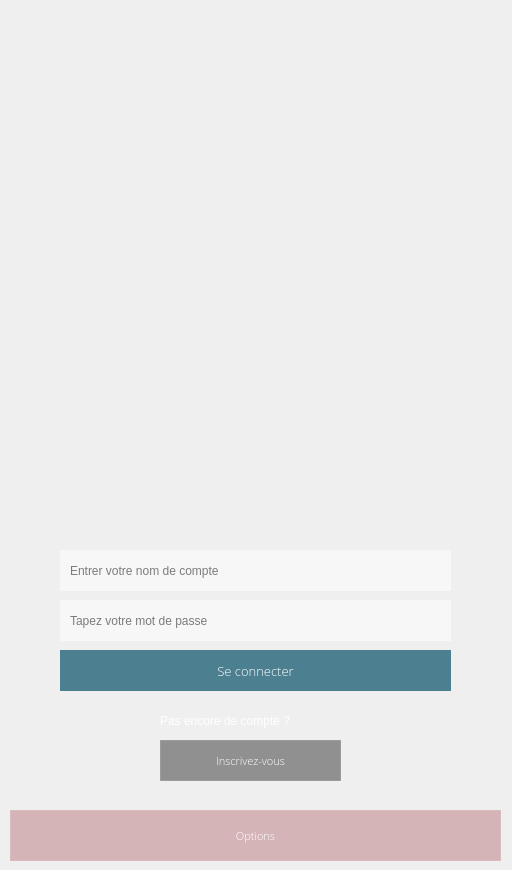
Qt form Babel/client/forms/BabelFlyer.ui (gvsurenderreddy/Babel-VOIP) before a commit.
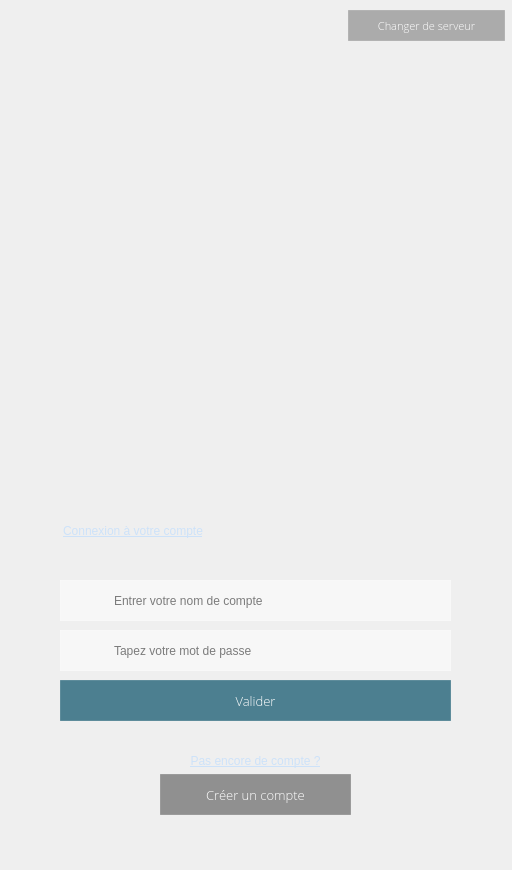
The same form after that commit. Icons and pictures are not drawn.

```diff
--- a/Babel/client/forms/BabelFlyer.ui
+++ b/Babel/client/forms/BabelFlyer.ui
@@ -35,18 +35,18 @@
    <property name="geometry">
     <rect>
      <x>60</x>
-     <y>550</y>
+     <y>580</y>
      <width>391</width>
      <height>41</height>
     </rect>
    </property>
    <property name="styleSheet">
     <string notr="true">background: none;
-border: none;
+border: 1px solid rgba(255, 255, 255, 0.1);
 background-color: rgba(255, 255, 255, 128);
 color: rgb(0, 0, 0);
-font: 10pt &quot;Open Sans Light&quot;;
-padding: 8px;
+font: 9pt &quot;Open Sans Light&quot;;
+padding: 8px 8px 8px 51px;
 </string>
    </property>
    <property name="placeholderText">
@@ -57,18 +57,18 @@
    <property name="geometry">
     <rect>
      <x>60</x>
-     <y>600</y>
+     <y>630</y>
      <width>391</width>
      <height>41</height>
     </rect>
    </property>
    <property name="styleSheet">
     <string notr="true">background: none;
-border: none;
+border: 1px solid rgba(255, 255, 255, 0.1);
 background-color: rgba(255, 255, 255, 128);
 color: #000;
-font: 10pt &quot;Open Sans Light&quot;;
-padding: 8px;
+font: 9pt &quot;Open Sans Light&quot;;
+padding: 8px 8px 8px 51px;
       </string>
    </property>
    <property name="placeholderText">
@@ -79,7 +79,7 @@
    <property name="geometry">
     <rect>
      <x>60</x>
-     <y>650</y>
+     <y>680</y>
      <width>391</width>
      <height>41</height>
     </rect>
@@ -113,18 +113,18 @@
 background-color: #4c7f90;
 color: rgb(255, 255, 255);
 font: 10pt &quot;Open Sans Light&quot;;
-border-style: outset;</string>
+border: 1px solid rgba(255, 255, 255, 0.1);</string>
    </property>
    <property name="text">
-    <string>Se connecter</string>
+    <string>Valider</string>
    </property>
   </widget>
   <widget class="QPushButton" name="signup">
    <property name="geometry">
     <rect>
      <x>160</x>
-     <y>740</y>
-     <width>181</width>
+     <y>774</y>
+     <width>191</width>
      <height>41</height>
     </rect>
    </property>
@@ -137,7 +137,7 @@
    <property name="font">
     <font>
      <family>Open Sans Light</family>
-     <pointsize>8</pointsize>
+     <pointsize>10</pointsize>
      <weight>50</weight>
      <italic>false</italic>
      <bold>false</bold>
@@ -162,16 +162,16 @@
 </string>
    </property>
    <property name="text">
-    <string>Inscrivez-vous</string>
+    <string>Créer un compte</string>
    </property>
   </widget>
   <widget class="QPushButton" name="settings">
    <property name="geometry">
     <rect>
-     <x>10</x>
-     <y>810</y>
-     <width>491</width>
-     <height>51</height>
+     <x>348</x>
+     <y>10</y>
+     <width>157</width>
+     <height>31</height>
     </rect>
    </property>
    <property name="font">
@@ -192,34 +192,99 @@
    <property name="styleSheet">
     <string notr="true">background: none;
 border: 1px solid rgba(255, 255, 255, 0.1);
-background-color: rgba(187, 120, 128, 0.5);
+background-color: rgba(10, 10, 10, 0.3);
 color: rgb(255, 255, 255);
 font: 8pt &quot;Open Sans Light&quot;;
       </string>
    </property>
    <property name="text">
-    <string>Options</string>
+    <string>Changer de serveur</string>
    </property>
   </widget>
   <widget class="QLabel" name="label">
    <property name="geometry">
     <rect>
-     <x>160</x>
-     <y>710</y>
-     <width>191</width>
-     <height>21</height>
+     <x>70</x>
+     <y>580</y>
+     <width>31</width>
+     <height>41</height>
     </rect>
    </property>
    <property name="styleSheet">
+    <string notr="true">background: none;</string>
+   </property>
+   <property name="text">
+    <string/>
+   </property>
+   <property name="pixmap">
+    <pixmap resource="../resources/BabelMainWindow.qrc">:/login.png</pixmap>
+   </property>
+  </widget>
+  <widget class="QLabel" name="PasswordIcone">
+   <property name="geometry">
+    <rect>
+     <x>70</x>
+     <y>630</y>
+     <width>31</width>
+     <height>41</height>
+    </rect>
+   </property>
+   <property name="styleSheet">
+    <string notr="true">background: none;</string>
+   </property>
+   <property name="text">
+    <string/>
+   </property>
+   <property name="pixmap">
+    <pixmap resource="../resources/BabelMainWindow.qrc">:/password.png</pixmap>
+   </property>
+  </widget>
+  <widget class="QLabel" name="title">
+   <property name="geometry">
+    <rect>
+     <x>60</x>
+     <y>510</y>
+     <width>391</width>
+     <height>41</height>
+    </rect>
+   </property>
+   <property name="styleSheet">
     <string notr="true">background: none;
-border: 0;
-color: rgb(255, 255, 255);
-font: 10pt &quot;Open Sans Light&quot;;
-      </string>
+color: #cde2f9;
+font: 16pt &quot;Open Sans Light&quot;;
+text-transform:uppercase;
+padding:6px 0;
+text-decoration:underline;</string>
+   </property>
+   <property name="text">
+    <string>Connexion à votre compte</string>
+   </property>
+   <property name="alignment">
+    <set>Qt::AlignLeading|Qt::AlignLeft|Qt::AlignVCenter</set>
+   </property>
+  </widget>
+  <widget class="QLabel" name="labelRegister">
+   <property name="geometry">
+    <rect>
+     <x>0</x>
+     <y>740</y>
+     <width>511</width>
+     <height>41</height>
+    </rect>
+   </property>
+   <property name="styleSheet">
+    <string notr="true">background: none;
+color: #cde2f9;
+font: 9pt &quot;Open Sans Light&quot;;
+padding:6px 0;
+text-decoration:underline;</string>
    </property>
    <property name="text">
     <string>Pas encore de compte ?</string>
    </property>
+   <property name="alignment">
+    <set>Qt::AlignCenter</set>
+   </property>
   </widget>
  </widget>
  <resources>
```
Left out of the diff: 24 changed lines with no effect on the pictures.
